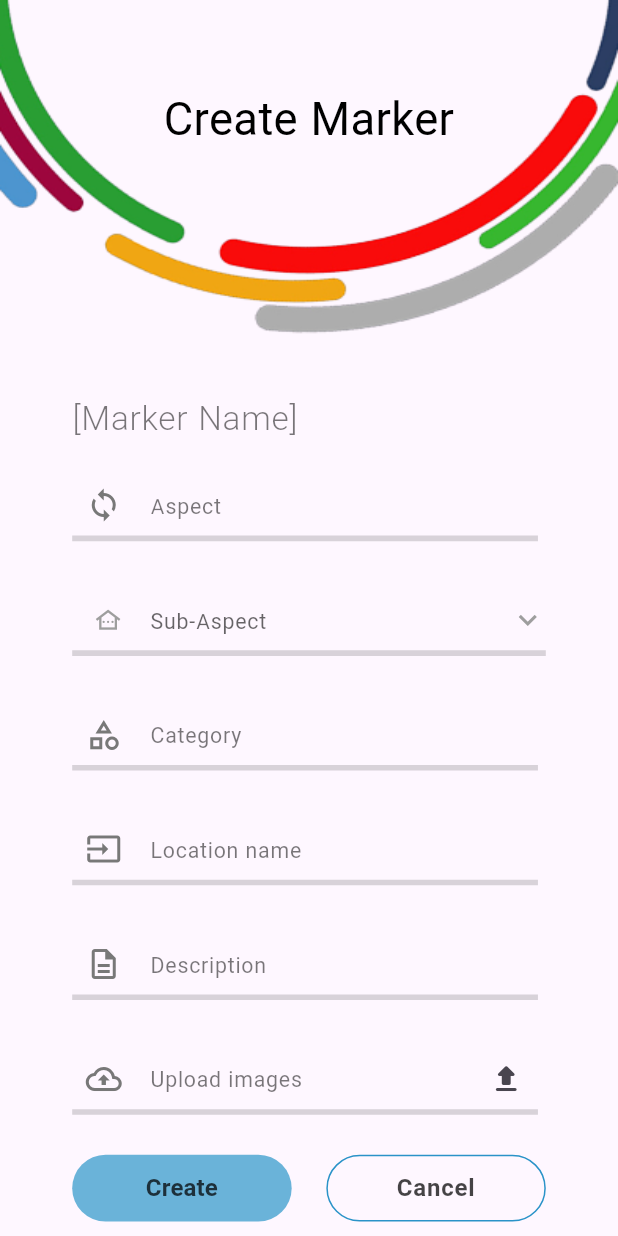
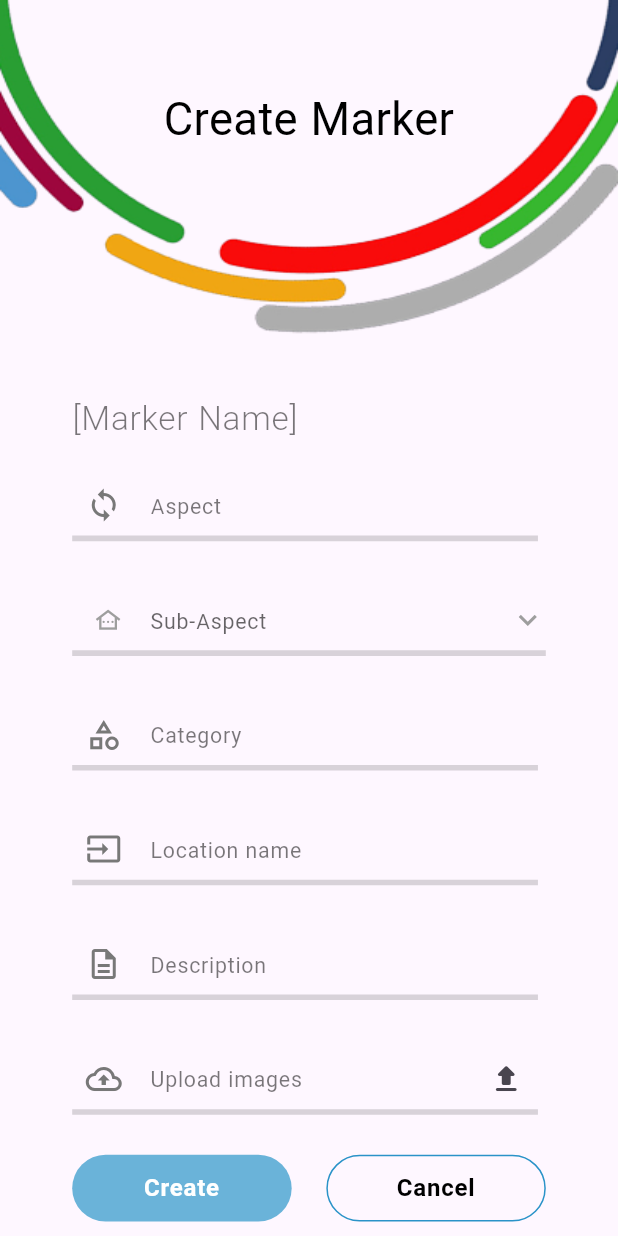
Before and after one commit to QaysAlsary/Recoding-Platform, a Flutter app: the screen it shows after launch, on a phone screen of 412 x 824 dp. Run offline on Flutter 3.47's test engine with Material 3 defaults, Android fonts, the phone set to English and light mode, and no system bars; our stand-ins replace bloc, bot_toast, equatable, flutter_bloc, flutter_screenutil, flutter_svg and 3 more; Roboto replaces fonts that are missing (Oswald); project files that could hold a hidden picture were left out.

Commit message:
changes to auth button

```diff
--- a/lib/src/components/auth_button.dart
+++ b/lib/src/components/auth_button.dart
@@ -54,13 +54,14 @@ class AuthButton extends StatelessWidget {
               shape: RoundedRectangleBorder(
                 borderRadius: BorderRadius.circular(25),
               ),
-              textStyle: textStyle ?? Theme.of(context)
+            ),
+        child: Text(
+          text,
+          style: textStyle ??
+              Theme.of(context)
                   .textTheme
                   .labelMedium
                   ?.copyWith(fontSize: 18.sp, fontWeight: FontWeight.w400),
-            ),
-        child: Text(
-          text,
           textAlign: TextAlign.center,
         ),
       ),
```
